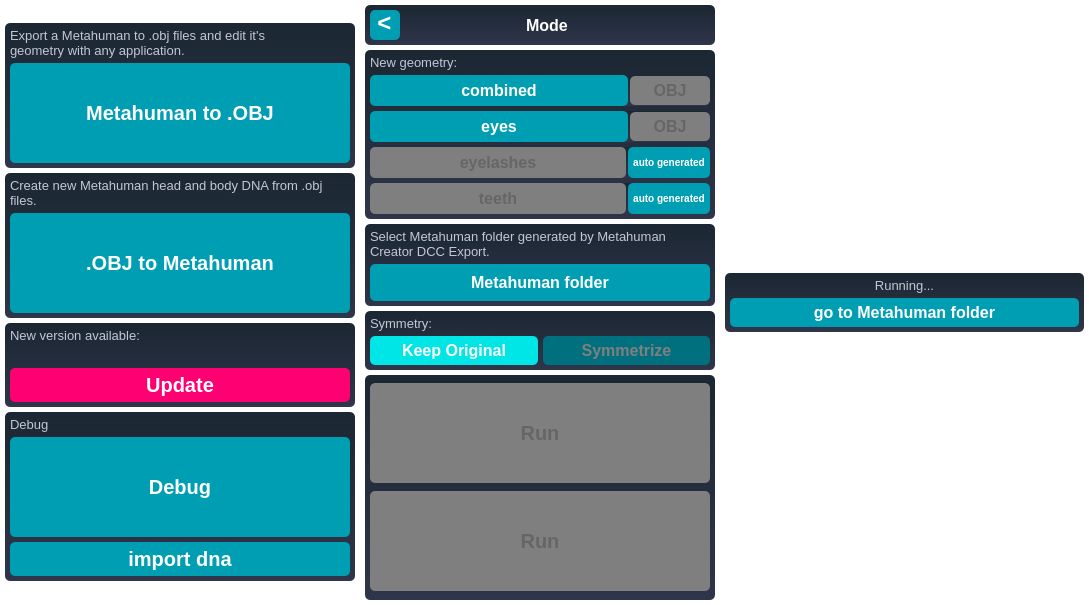
This is MetaHumanExtraTools/met_main_window.ui in virtual-pancakes/met as Qt 5 draws it before an edit. The edited form follows.
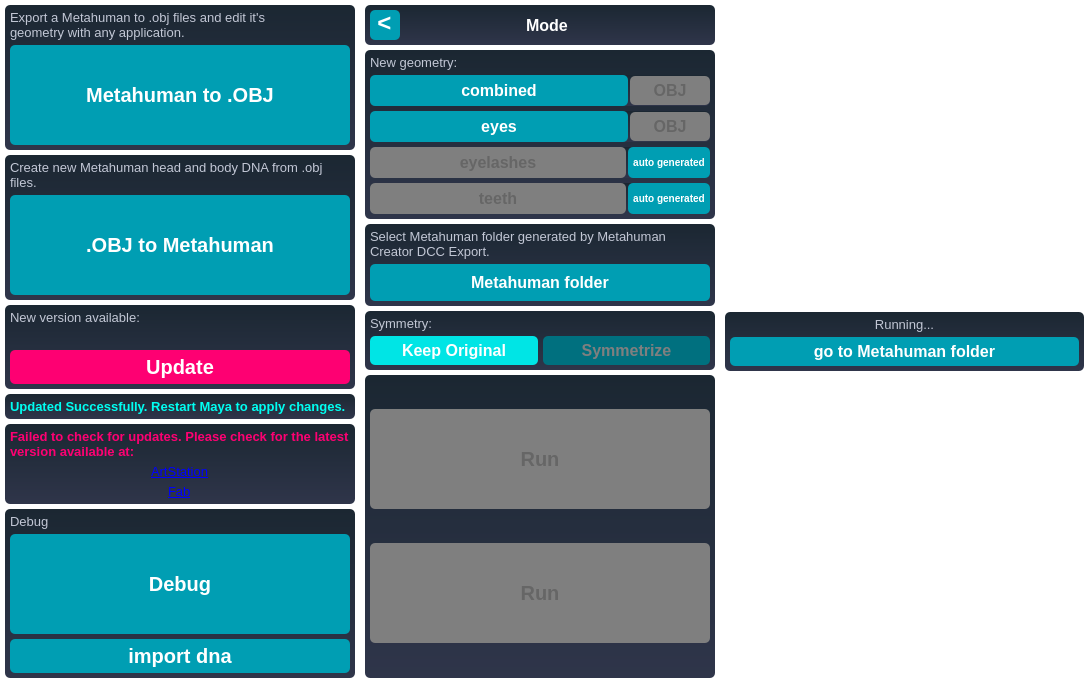
This is the edited form. Icons and pictures are not drawn.

The edit to the form file:
```diff
--- a/MetaHumanExtraTools/met_main_window.ui
+++ b/MetaHumanExtraTools/met_main_window.ui
@@ -801,6 +801,97 @@
          </layout>
         </widget>
        </item>
+       <item>
+        <widget class="QFrame" name="update_completed_frame">
+         <property name="frameShape">
+          <enum>QFrame::StyledPanel</enum>
+         </property>
+         <property name="frameShadow">
+          <enum>QFrame::Raised</enum>
+         </property>
+         <layout class="QVBoxLayout" name="verticalLayout_13">
+          <property name="spacing">
+           <number>5</number>
+          </property>
+          <property name="leftMargin">
+           <number>5</number>
+          </property>
+          <property name="topMargin">
+           <number>5</number>
+          </property>
+          <property name="rightMargin">
+           <number>5</number>
+          </property>
+          <property name="bottomMargin">
+           <number>5</number>
+          </property>
+          <item>
+           <widget class="QLabel" name="label_8">
+            <property name="styleSheet">
+             <string notr="true">color: hsl(177, 100%, 50%); font-weight: bold</string>
+            </property>
+            <property name="text">
+             <string>Updated Successfully. Restart Maya to apply changes.</string>
+            </property>
+           </widget>
+          </item>
+         </layout>
+        </widget>
+       </item>
+       <item>
+        <widget class="QFrame" name="update_failed_frame">
+         <property name="frameShape">
+          <enum>QFrame::StyledPanel</enum>
+         </property>
+         <property name="frameShadow">
+          <enum>QFrame::Raised</enum>
+         </property>
+         <layout class="QVBoxLayout" name="verticalLayout_14">
+          <property name="spacing">
+           <number>5</number>
+          </property>
+          <property name="leftMargin">
+           <number>5</number>
+          </property>
+          <property name="topMargin">
+           <number>5</number>
+          </property>
+          <property name="rightMargin">
+           <number>5</number>
+          </property>
+          <property name="bottomMargin">
+           <number>5</number>
+          </property>
+          <item>
+           <widget class="QLabel" name="label_9">
+            <property name="styleSheet">
+             <string notr="true">color: hsl(333, 100%, 50%); font-weight: bold</string>
+            </property>
+            <property name="text">
+             <string>Failed to check for updates. Please check for the latest version available at:</string>
+            </property>
+            <property name="wordWrap">
+             <bool>true</bool>
+            </property>
+           </widget>
+          </item>
+          <item alignment="Qt::AlignHCenter">
+           <widget class="QLabel" name="artstation_link_label">
+            <property name="text">
+             <string>&lt;a href='https://www.artstation.com/marketplace/p/pR97n/metahuman-extra-tools'&gt;ArtStation&lt;/a&gt;</string>
+            </property>
+           </widget>
+          </item>
+          <item alignment="Qt::AlignHCenter">
+           <widget class="QLabel" name="fab_link_label">
+            <property name="text">
+             <string>&lt;a href='https://www.fab.com/listings/22f90398-c29e-4b74-a80a-9c5b5ae19d47'&gt;Fab&lt;/a&gt;</string>
+            </property>
+           </widget>
+          </item>
+         </layout>
+        </widget>
+       </item>
        <item>
         <widget class="QFrame" name="debug_frame">
          <property name="sizePolicy">
```
